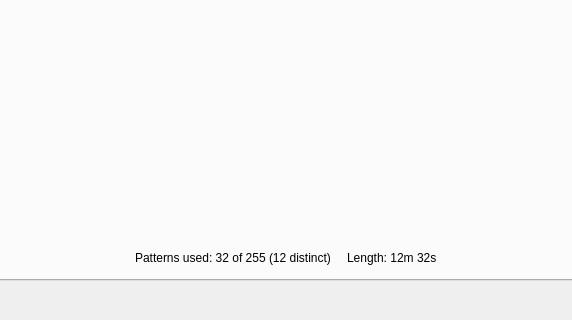
Old version of the form mainwindow.ui in the repository steux/tiatracker; both pictures show x 246 to 818 and y 463 to 783 of the 1064 by 783 pixel window.
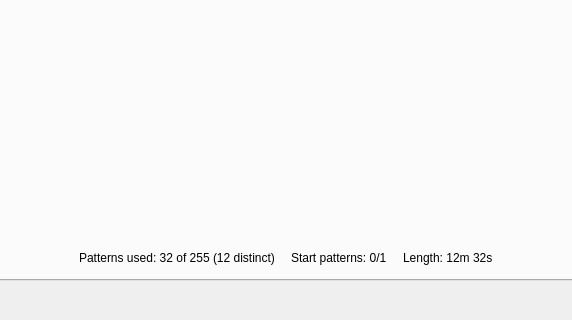
New version of the form. Icons and pictures are not drawn. Custom widgets are drawn as their Qt base class.

Commit message: added start patterns label

```diff
--- a/mainwindow.ui
+++ b/mainwindow.ui
@@ -380,6 +380,13 @@
              </property>
             </widget>
            </item>
+           <item>
+            <widget class="QLabel" name="labelStartPatterns">
+             <property name="text">
+              <string>Start patterns: 0/1</string>
+             </property>
+            </widget>
+           </item>
            <item>
             <widget class="QLabel" name="labelTotalLength">
              <property name="text">
```
The commit also changes 1 other file.
